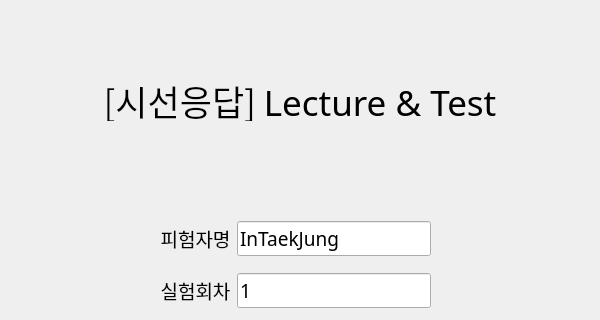
Above: ui/test_main_page.ui from PsycIT/Edu_Exp_App before the change; both pictures show x 90 to 690 and y 0 to 320 of the 800 by 600 pixel window. Below: the same form after it.
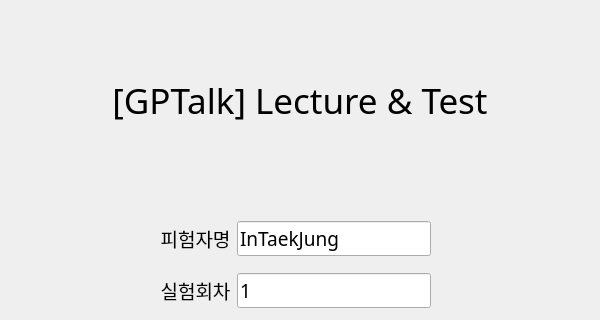
That is the form after the change.

Commit message: update overall src (including ui)

```diff
--- a/ui/test_main_page.ui
+++ b/ui/test_main_page.ui
@@ -161,7 +161,7 @@
      </font>
     </property>
     <property name="text">
-     <string>[시선응답] Lecture &amp; Test</string>
+     <string>[GPTalk] Lecture &amp; Test</string>
     </property>
     <property name="alignment">
      <set>Qt::AlignCenter</set>
```
The commit also changes 4 other files.
